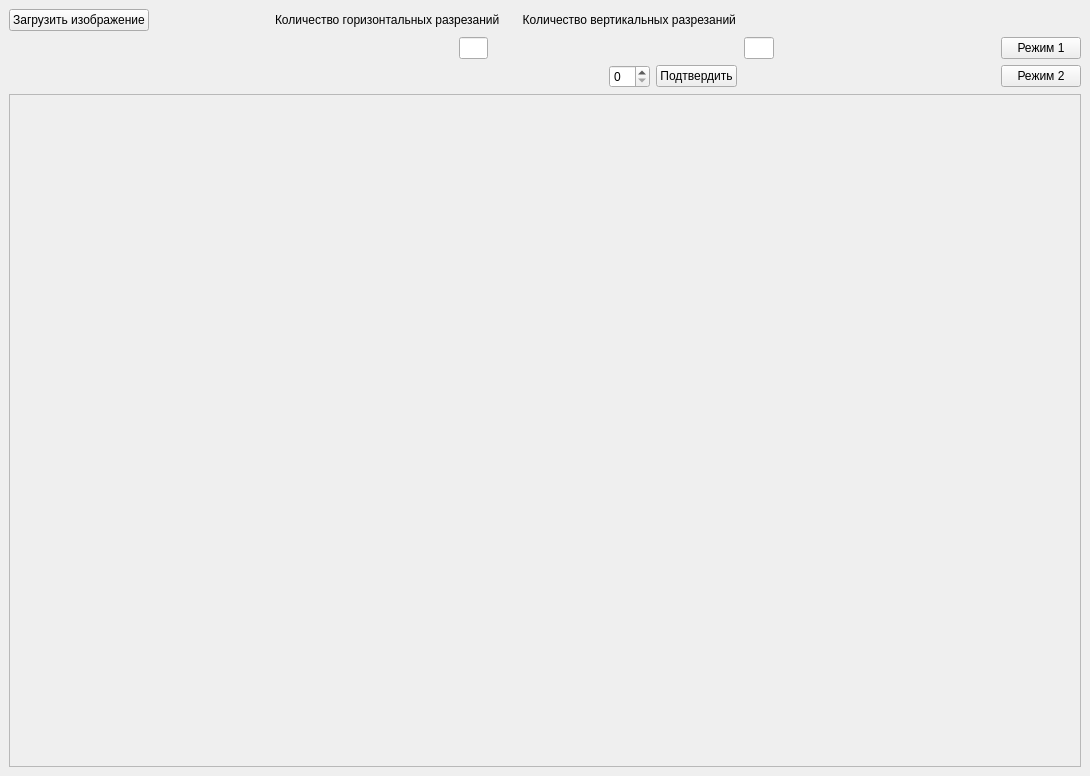
The window that MainWindow.ui (rugewit/crop_project) describes before a commit, drawn with Qt 5.
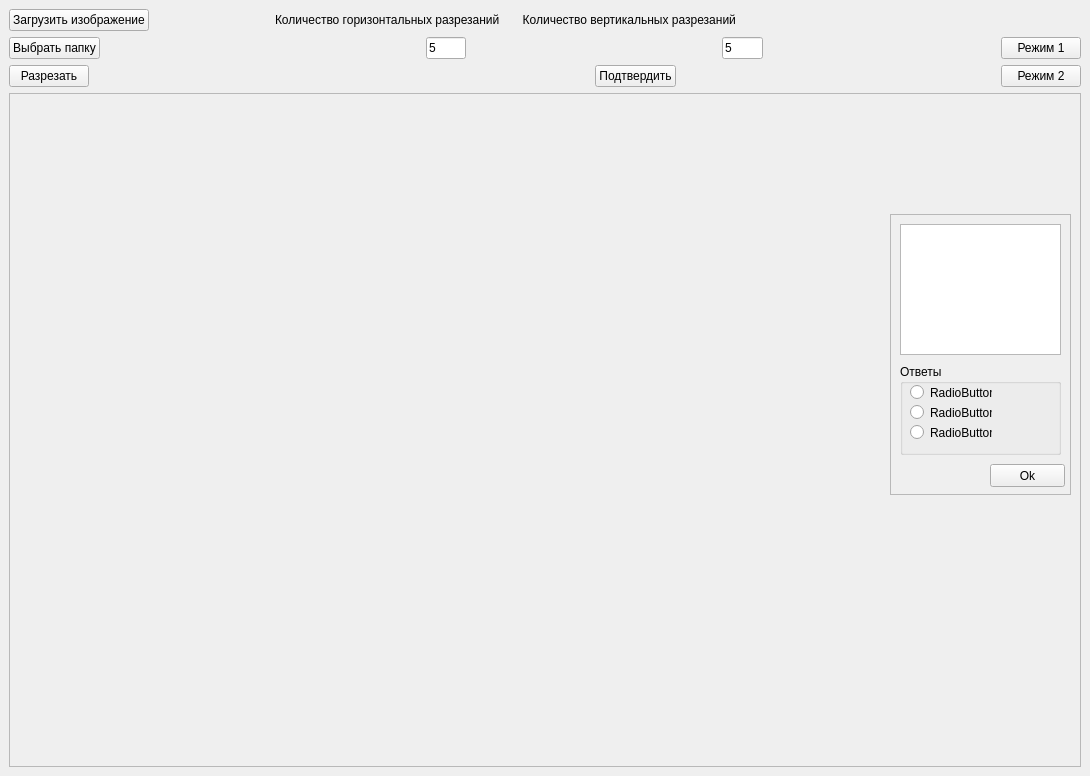
The same window after the commit.

Commit message: в процессе

The edit to the form file:
```diff
--- a/MainWindow.ui
+++ b/MainWindow.ui
@@ -78,24 +78,38 @@
     </item>
     <item>
      <layout class="QHBoxLayout" name="horizontalLayout_2">
+      <item>
+       <widget class="QPushButton" name="btn_choose_folder">
+        <property name="styleSheet">
+         <string notr="true">font: 12pt &quot;Century&quot;;</string>
+        </property>
+        <property name="text">
+         <string>Выбрать папку</string>
+        </property>
+       </widget>
+      </item>
       <item>
        <spacer name="horizontalSpacer">
         <property name="orientation">
          <enum>Qt::Horizontal</enum>
         </property>
         <property name="sizeType">
-         <enum>QSizePolicy::Minimum</enum>
+         <enum>QSizePolicy::Fixed</enum>
         </property>
         <property name="sizeHint" stdset="0">
          <size>
-          <width>450</width>
+          <width>320</width>
           <height>20</height>
          </size>
         </property>
        </spacer>
       </item>
       <item>
-       <widget class="QLineEdit" name="lineEdit"/>
+       <widget class="QLineEdit" name="lineEdit_x">
+        <property name="text">
+         <string>5</string>
+        </property>
+       </widget>
       </item>
       <item>
        <spacer name="horizontalSpacer_2">
@@ -114,7 +128,11 @@
        </spacer>
       </item>
       <item>
-       <widget class="QLineEdit" name="lineEdit_2"/>
+       <widget class="QLineEdit" name="lineEdit_y">
+        <property name="text">
+         <string>5</string>
+        </property>
+       </widget>
       </item>
       <item>
        <spacer name="horizontalSpacer_4">
@@ -143,6 +161,16 @@
     </item>
     <item>
      <layout class="QHBoxLayout" name="horizontalLayout_4">
+      <item>
+       <widget class="QPushButton" name="btn_crop">
+        <property name="styleSheet">
+         <string notr="true">font: 12pt &quot;Century&quot;;</string>
+        </property>
+        <property name="text">
+         <string>Разрезать</string>
+        </property>
+       </widget>
+      </item>
       <item>
        <spacer name="horizontalSpacer_6">
         <property name="orientation">
@@ -153,17 +181,14 @@
         </property>
         <property name="sizeHint" stdset="0">
          <size>
-          <width>600</width>
+          <width>500</width>
           <height>20</height>
          </size>
         </property>
        </spacer>
       </item>
       <item>
-       <widget class="QSpinBox" name="spinBox"/>
-      </item>
-      <item>
-       <widget class="QPushButton" name="pushButton">
+       <widget class="QPushButton" name="btn_confirm">
         <property name="styleSheet">
          <string notr="true">font: 12pt &quot;Century&quot;;</string>
         </property>
@@ -217,9 +242,100 @@
          <x>0</x>
          <y>0</y>
          <width>1070</width>
-         <height>656</height>
+         <height>648</height>
         </rect>
        </property>
+       <widget class="QFrame" name="frame">
+        <property name="geometry">
+         <rect>
+          <x>880</x>
+          <y>120</y>
+          <width>181</width>
+          <height>281</height>
+         </rect>
+        </property>
+        <property name="frameShape">
+         <enum>QFrame::StyledPanel</enum>
+        </property>
+        <property name="frameShadow">
+         <enum>QFrame::Raised</enum>
+        </property>
+        <widget class="QTextEdit" name="textEdit">
+         <property name="geometry">
+          <rect>
+           <x>10</x>
+           <y>10</y>
+           <width>161</width>
+           <height>131</height>
+          </rect>
+         </property>
+        </widget>
+        <widget class="QPushButton" name="pushButton">
+         <property name="geometry">
+          <rect>
+           <x>100</x>
+           <y>250</y>
+           <width>75</width>
+           <height>23</height>
+          </rect>
+         </property>
+         <property name="text">
+          <string>Ok</string>
+         </property>
+        </widget>
+        <widget class="QGroupBox" name="groupBox">
+         <property name="geometry">
+          <rect>
+           <x>10</x>
+           <y>150</y>
+           <width>161</width>
+           <height>91</height>
+          </rect>
+         </property>
+         <property name="title">
+          <string>Ответы</string>
+         </property>
+         <widget class="QRadioButton" name="radioButton">
+          <property name="geometry">
+           <rect>
+            <x>10</x>
+            <y>20</y>
+            <width>82</width>
+            <height>17</height>
+           </rect>
+          </property>
+          <property name="text">
+           <string>RadioButton</string>
+          </property>
+         </widget>
+         <widget class="QRadioButton" name="radioButton_2">
+          <property name="geometry">
+           <rect>
+            <x>10</x>
+            <y>40</y>
+            <width>82</width>
+            <height>17</height>
+           </rect>
+          </property>
+          <property name="text">
+           <string>RadioButton</string>
+          </property>
+         </widget>
+         <widget class="QRadioButton" name="radioButton_3">
+          <property name="geometry">
+           <rect>
+            <x>10</x>
+            <y>60</y>
+            <width>82</width>
+            <height>17</height>
+           </rect>
+          </property>
+          <property name="text">
+           <string>RadioButton</string>
+          </property>
+         </widget>
+        </widget>
+       </widget>
       </widget>
      </widget>
     </item>
```
The commit also changes 1 other file.
